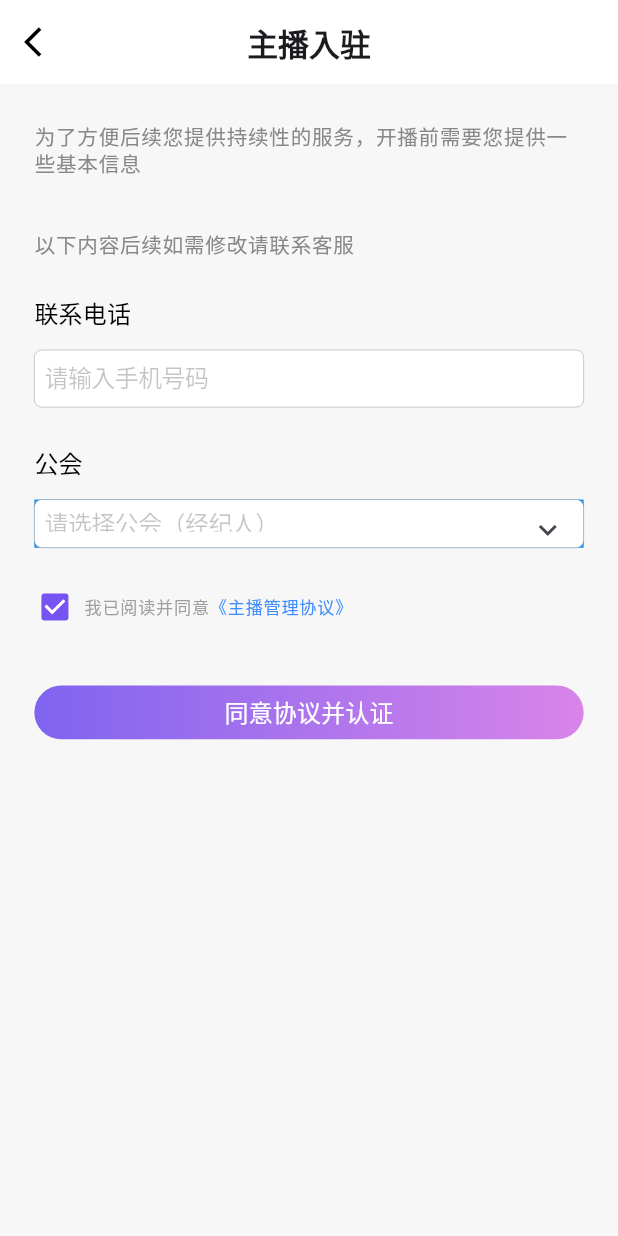
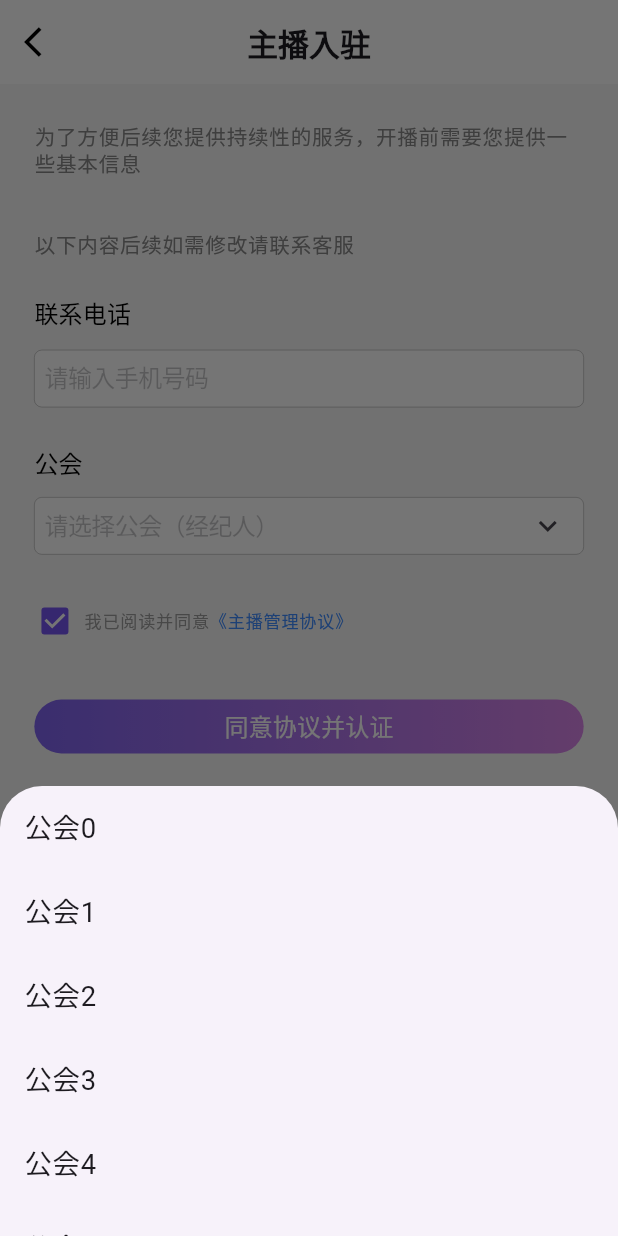
Before and after one commit to operatium/baixinglive, a Flutter app: the screen it shows after launch, after a tap on the "keyboard arrow down" icon, on a phone screen of 412 x 824 dp. Run offline on Flutter 3.47's test engine with Material 3 defaults, Android fonts, the phone set to English and light mode, and no system bars; our stand-ins replace cached_network_image, custom_refresh_indicator, easy_refresh, flutter_screenutil, fluttertoast, go_router and 5 more; missing offline and left inert: flutter_debouncer, flutter_vibrate, window_size; accounts and stored records are empty; Roboto replaces fonts that are missing (PingFang SC).

Commit message:
底部弹窗显示列表

```diff
--- a/lib/api/baixing_api_dialog.dart
+++ b/lib/api/baixing_api_dialog.dart
@@ -144,13 +144,24 @@ void baixing_toRealNameDialog(BuildContext context, VoidCallback callback) {
 }
 
 void baixing_showGuildListDialog(BuildContext context, void Function(String) callback) {
-  showBottomSheet(context: context, builder: (context)
-  {
-    return ListView.builder(
-      itemCount: 10,
-      itemBuilder: (context, index) {
-        return ListTile(title: Text("guild$index"));
-      },
-    );
-  });
+  showModalBottomSheet(
+    context: context,
+    builder: (context) {
+      return SizedBox(
+        height: 300,
+        child: ListView.builder(
+          itemCount: 10,
+          itemBuilder: (context, index) {
+            return ListTile(
+              title: Text("公会$index"),
+              onTap: () {
+                callback("公会$index");
+                Navigator.pop(context);
+              },
+            );
+          },
+        ),
+      );
+    }
+  );
 }
--- a/lib/scene/baixing_set_anchor_phone_scene.dart
+++ b/lib/scene/baixing_set_anchor_phone_scene.dart
@@ -21,7 +21,7 @@ class _Baixing_SetAnchorPhoneSceneState
     with SingleTickerProviderStateMixin {
   final TextEditingController _mBaixing_nameController =
       TextEditingController();
-  final TextEditingController _mBaixing_idCardController =
+  final TextEditingController _mBaixing_guildController =
       TextEditingController();
   bool _mBaixing_isAgree = true;
 
@@ -61,7 +61,7 @@ class _Baixing_SetAnchorPhoneSceneState
   @override
   void dispose() {
     _mBaixing_nameController.dispose();
-    _mBaixing_idCardController.dispose();
+    _mBaixing_guildController.dispose();
     _mBaixing_animationController.dispose();
     super.dispose();
   }
@@ -122,38 +122,24 @@ class _Baixing_SetAnchorPhoneSceneState
                     ),
                     SizedBox(height: 20.h),
                     Text("公会", style: textTheme.titleSmall),
-                    SizedBox(height: 10.h),
-                    Container(
-                      color: Colors.blue,
-                      height: 25.h,
-                      child: Stack(
+                    SizedBox(height: 5.h),
+                    Stack(
+                      alignment: Alignment.centerRight,
                       children: [
                         CupertinoTextField(
                           style: TextStyle(fontSize: 14.sp),
                           placeholder: "请选择公会（经纪人）",
-                            controller: _mBaixing_idCardController,
-                            keyboardType: TextInputType.number,
-                            inputFormatters: [
-                              LengthLimitingTextInputFormatter(18),
-                              FilteringTextInputFormatter.allow(
-                                RegExp(r'[0-9Xx]'),
+                          controller: _mBaixing_guildController,
                         ),
-                            ],
-                          ),
-                          Align(
-                            alignment: Alignment.centerRight,
-                            child: IconButton(
+                        IconButton(
                           onPressed: () {
-                                baixing_showGuildListDialog(
-                                  context,
-                                  (string) {},
-                                );
+                            baixing_showGuildListDialog(context, (string) {
+                              _mBaixing_guildController.text = string;
+                            });
                           },
                           icon: Icon(Icons.keyboard_arrow_down_sharp),
                         ),
-                          ),
                       ],
-                      ),
                     ),
                     SizedBox(height: 20.h),
                     AnimatedBuilder(
```
Also changed, not shown: changelog.txt. Lines whose indentation alone changed are shown as unchanged.
